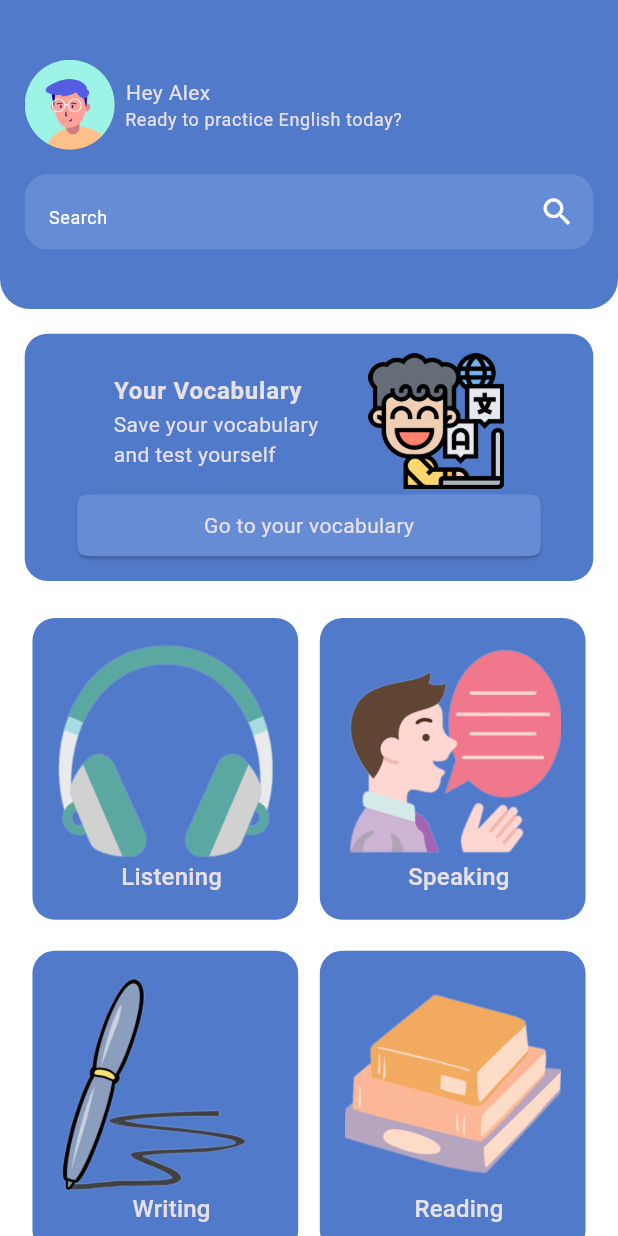
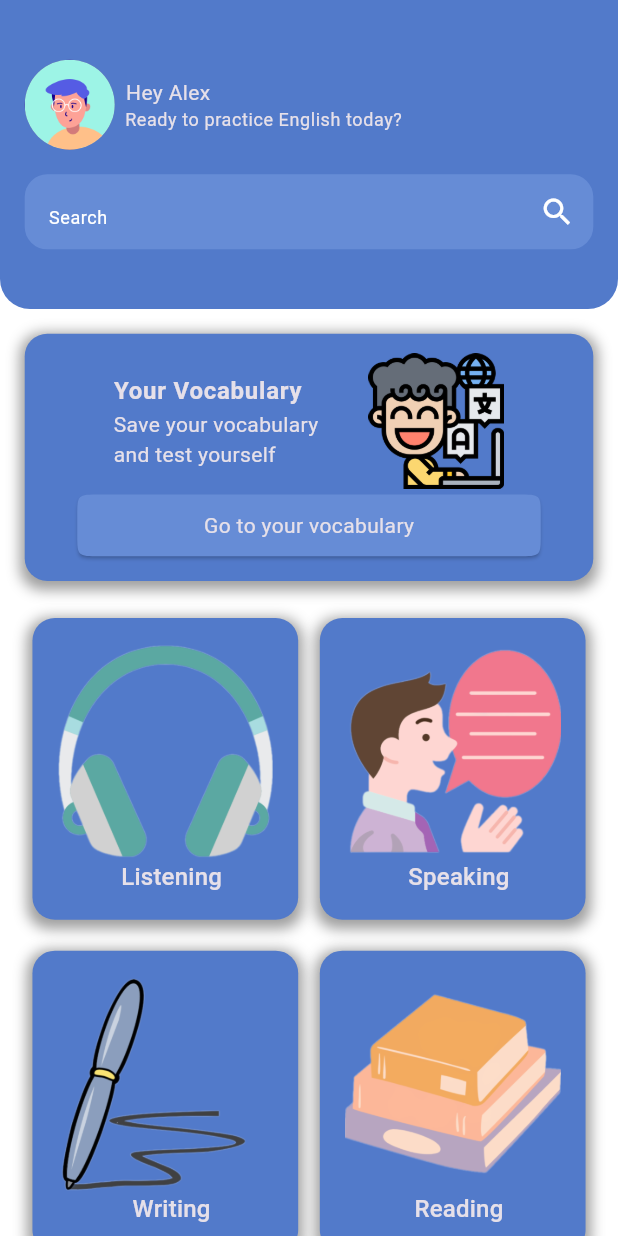
Before and after one commit to NazimCimen/oua_app_jam, a Flutter app: the screen it shows after launch, on a phone screen of 412 x 824 dp. Run offline on Flutter 3.47's test engine with Material 3 defaults, Android fonts, the light colour scheme and no system bars.

Commit message:
home screen ui

```diff
--- a/lib/modules/home/views/home_view.dart
+++ b/lib/modules/home/views/home_view.dart
@@ -32,6 +32,14 @@ class HomeView extends StatelessWidget {
                 padding: context.paddingAllLow,
                 height: context.dynamicHeight(0.2),
                 decoration: BoxDecoration(
+                    boxShadow: [
+                      BoxShadow(
+                        color: Colors.grey,
+                        spreadRadius: 3,
+                        blurRadius: 7,
+                        offset: const Offset(0, 3),
+                      ),
+                    ],
                     color: AppColors.appBlueColor,
                     borderRadius: BorderRadius.circular(15)),
                 child: Column(
@@ -134,6 +142,14 @@ class HomeView extends StatelessWidget {
     return Container(
       padding: context.paddingAllMedium,
       decoration: BoxDecoration(
+          boxShadow: [
+            BoxShadow(
+              color: Colors.grey,
+              spreadRadius: 3,
+              blurRadius: 7,
+              offset: const Offset(0, 3),
+            ),
+          ],
           color: AppColors.appBlueColor,
           borderRadius: BorderRadius.circular(15)),
       child: Column(
```
